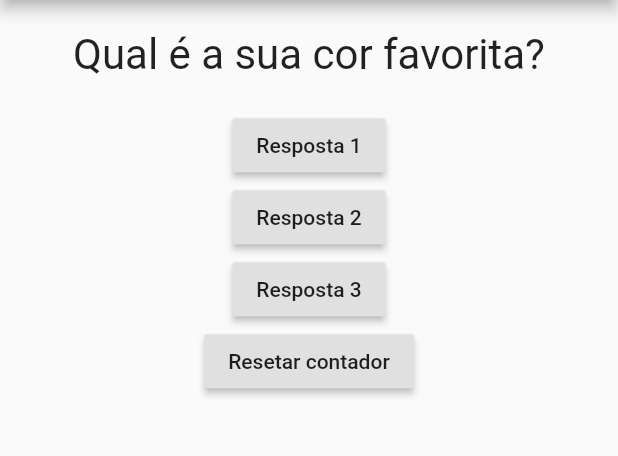
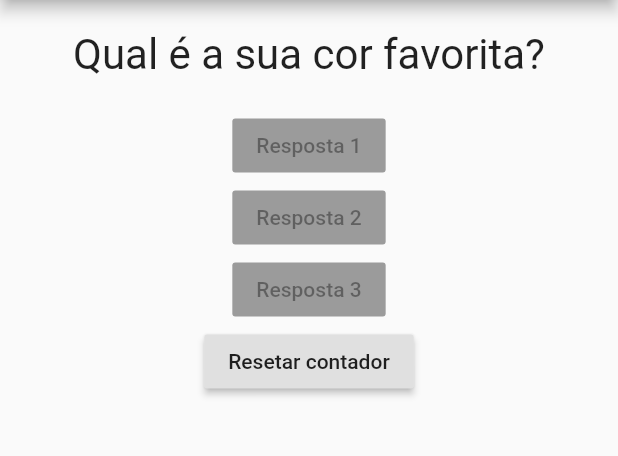
Before and after one commit to raphael251/projeto_perguntas, a Flutter app: the screen it shows after launch, on a phone screen of 412 x 824 dp, the part 84-540 px from its top. Run offline on Flutter 3.47's test engine with Material 2 defaults, Android fonts, the phone set to English and light mode, and no system bars.

Commit message:
chore: create the answer stateless widget to replace the RaisedButton on main.dart

```diff
--- /dev/null
+++ b/lib/answer.dart
@@ -0,0 +1,15 @@
+import 'package:flutter/material.dart';
+
+class Answer extends StatelessWidget {
+  final String text;
+
+  Answer(this.text);
+
+  @override
+  Widget build(BuildContext context) {
+    return RaisedButton(
+      child: Text(this.text),
+      onPressed: null,
+    );
+  }
+}
--- a/lib/main.dart
+++ b/lib/main.dart
@@ -1,6 +1,7 @@
 import 'package:flutter/widgets.dart';
 import 'package:flutter/material.dart';
 import './question.dart';
+import './answer.dart';
 
 main() => runApp(PerguntaApp());
 
@@ -34,18 +35,9 @@ class _PerguntaAppState extends State<PerguntaApp> {
         body: Column(
           children: <Widget>[
             Question(perguntas[_perguntaSelecionada]),
-            RaisedButton(
-              child: Text('Resposta 1'),
-              onPressed: _responder,
-            ),
-            RaisedButton(
-              child: Text('Resposta 2'),
-              onPressed: _responder,
-            ),
-            RaisedButton(
-              child: Text('Resposta 3'),
-              onPressed: _responder,
-            ),
+            Answer('Resposta 1'),
+            Answer('Resposta 2'),
+            Answer('Resposta 3'),
             RaisedButton(
               child: Text('Resetar contador'),
               onPressed: resetarContador,
```
